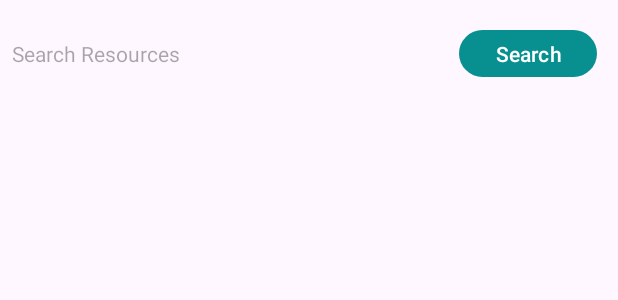
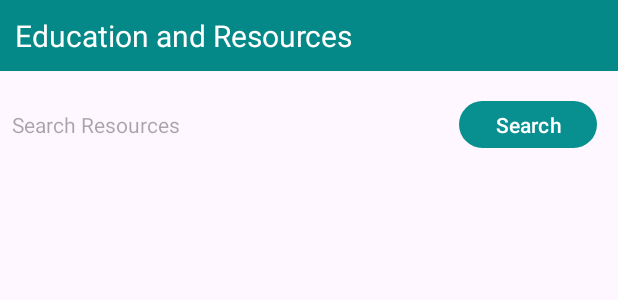
Before and after one commit to caileechang/drugrecoveryapps, an Android app: the layout fragment_educational_content.xml on its own in the app's theme, with its tools: preview values and no code run, on a phone screen of 412 x 824 dp. Shown: the top 300 px of the screen. Run offline under Robolectric (Android 15) with nearby library versions, the phone set to English and light mode, and no system bars.

Commit message:
Education and Resources set up upper fragment view

```diff
--- a/app/src/main/res/layout/fragment_educational_content.xml
+++ b/app/src/main/res/layout/fragment_educational_content.xml
@@ -1,20 +1,39 @@
 <?xml version="1.0" encoding="utf-8"?>
-<androidx.constraintlayout.widget.ConstraintLayout xmlns:android="http://schemas.android.com/apk/res/android"
+<LinearLayout xmlns:android="http://schemas.android.com/apk/res/android"
     xmlns:app="http://schemas.android.com/apk/res-auto"
     xmlns:tools="http://schemas.android.com/tools"
     android:layout_width="match_parent"
     android:layout_height="match_parent"
+    android:orientation="vertical"
     tools:context=".EducationalContentFragment">
 
     <!-- TODO: Update blank fragment layout -->
+
+    <LinearLayout
+        android:id="@+id/top"
+        android:layout_width="match_parent"
+        android:layout_height="wrap_content"
+        android:background="#048888"
+        android:paddingTop="10dp"
+        android:paddingBottom="10dp">
+
+
+        <TextView
+            android:layout_width="wrap_content"
+            android:layout_height="wrap_content"
+            android:layout_gravity="center"
+            android:layout_marginStart="10dp"
+            android:text="Education and Resources"
+            android:textColor="@color/white"
+            android:textSize="20sp" />
+
+    </LinearLayout>
 
     <FrameLayout
         android:layout_width="391dp"
         android:layout_height="39dp"
         android:layout_marginStart="8dp"
-        android:layout_marginTop="16dp"
-        app:layout_constraintStart_toStartOf="parent"
-        app:layout_constraintTop_toTopOf="parent">
+        android:layout_marginTop="16dp">
 
         <LinearLayout
             android:layout_width="match_parent"
@@ -39,11 +58,9 @@
 
     <androidx.recyclerview.widget.RecyclerView
         android:id="@+id/rvContacts"
-        android:layout_width="378dp"
+        android:layout_width="374dp"
         android:layout_height="610dp"
         android:layout_marginStart="16dp"
-        android:layout_marginTop="72dp"
-        app:layout_constraintStart_toStartOf="parent"
-        app:layout_constraintTop_toTopOf="parent" />
+        android:layout_marginTop="72dp" />
 
-</androidx.constraintlayout.widget.ConstraintLayout>
+</LinearLayout>
```
